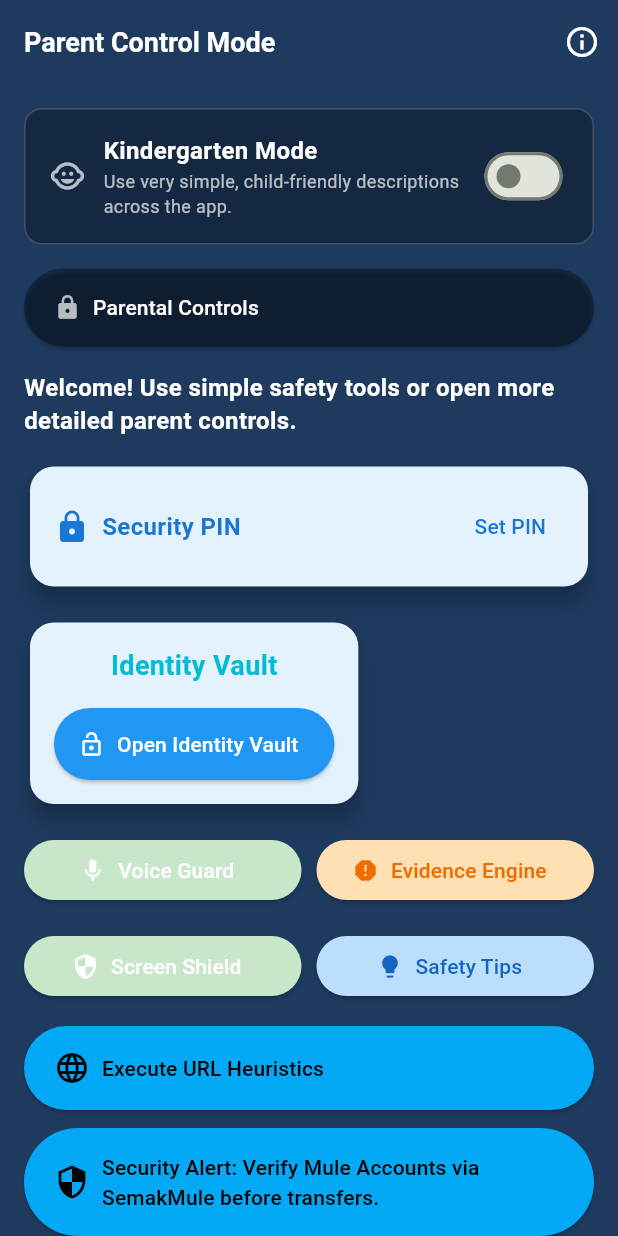
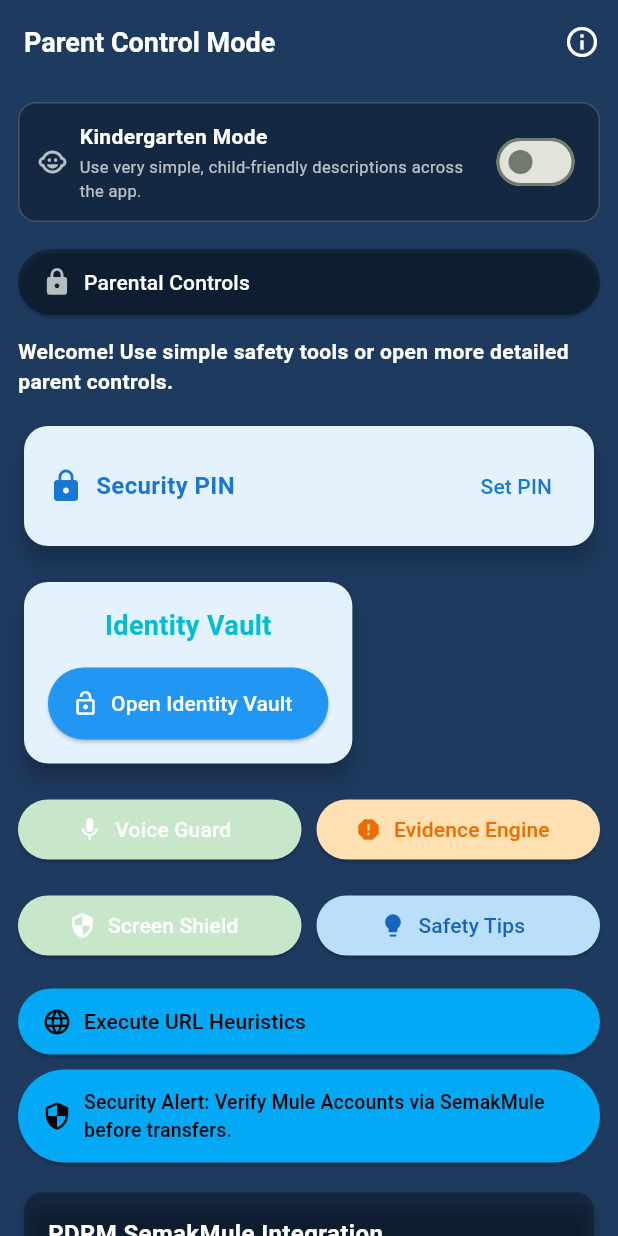
Before and after one commit to ent9724-crypto/safeguard-link, a Flutter app: the screen it shows after launch, on a phone screen of 412 x 824 dp. Run offline on Flutter 3.47's test engine with Material 3 defaults, Android fonts, the light colour scheme and no system bars; our stand-ins replace awesome_notifications, firebase_core, flutter_secure_storage, local_auth, permission_handler, shared_preferences and 2 more; missing offline and left inert: firebase_app_check; accounts and stored records are empty.

Commit message:
Optimize mobile responsiveness for phone screens
- Add LayoutBuilder for responsive design
- Adjust padding and font sizes for mobile screens (< 600px)
- Optimize button sizes and spacing for phones
- Reduce icon sizes and text padding on mobile
- Improve touch targets for mobile interaction
- Ensure proper display on all phone screen sizes

```diff
--- a/lib/dashboard_fixed.dart
+++ b/lib/dashboard_fixed.dart
@@ -86,15 +86,20 @@ class _DashboardFixedState extends State<DashboardFixed> {
           ),
         ],
       ),
-      body: SingleChildScrollView(
-        padding: const EdgeInsets.all(16.0),
-        child: Column(
-          crossAxisAlignment: CrossAxisAlignment.start,
-          children: [
+      body: LayoutBuilder(
+        builder: (context, constraints) {
+          final isMobile = constraints.maxWidth < 600;
+          final padding = isMobile ? 12.0 : 16.0;
+
+          return SingleChildScrollView(
+            padding: EdgeInsets.all(padding),
+            child: Column(
+              crossAxisAlignment: CrossAxisAlignment.start,
+              children: [
             // Kindergarten Mode Toggle - matching image design
             Container(
               width: double.infinity,
-              padding: const EdgeInsets.all(16),
+              padding: EdgeInsets.all(isMobile ? 12.0 : 16.0),
               decoration: BoxDecoration(
                 color: Colors.black.withOpacity(0.3),
                 borderRadius: BorderRadius.circular(12),
@@ -108,9 +113,9 @@ class _DashboardFixedState extends State<DashboardFixed> {
                       Icon(
                         Icons.child_care_rounded,
                         color: _kindergartenMode ? const Color(0xFFffe22f) : Colors.white70,
-                        size: 24,
+                        size: isMobile ? 20 : 24,
                       ),
-                      const SizedBox(width: 12),
+                      SizedBox(width: isMobile ? 8 : 12),
                       Expanded(
                         child: Column(
                           crossAxisAlignment: CrossAxisAlignment.start,
@@ -118,15 +123,16 @@ class _DashboardFixedState extends State<DashboardFixed> {
                             Text(
                               'Kindergarten Mode',
                               style: TextStyle(
-                                fontSize: 16,
+                                fontSize: isMobile ? 14 : 16,
                                 fontWeight: FontWeight.bold,
                                 color: Colors.white,
                               ),
                             ),
+                            SizedBox(height: isMobile ? 2 : 4),
                             Text(
                               'Use very simple, child-friendly descriptions across the app.',
                               style: TextStyle(
-                                fontSize: 12,
+                                fontSize: isMobile ? 11 : 12,
                                 color: Colors.white70,
                               ),
                             ),
@@ -141,6 +147,7 @@ class _DashboardFixedState extends State<DashboardFixed> {
                           });
                         },
                         activeColor: const Color(0xFFffe22f),
+                        materialTapTargetSize: MaterialTapTargetSize.shrinkWrap,
                       ),
                     ],
                   ),
@@ -167,26 +174,30 @@ class _DashboardFixedState extends State<DashboardFixed> {
                 icon: Icon(
                   Icons.lock,
                   color: _isLeaderMode ? Colors.orange : Colors.white70,
+                  size: isMobile ? 20 : 24,
                 ),
                 label: Text('Parental Controls'),
                 style: ElevatedButton.styleFrom(
                   backgroundColor: Colors.black.withOpacity(0.3),
                   foregroundColor: Colors.white,
-                  padding: const EdgeInsets.symmetric(horizontal: 20, vertical: 16),
+                  padding: EdgeInsets.symmetric(
+                    horizontal: isMobile ? 16 : 20,
+                    vertical: isMobile ? 12 : 16
+                  ),
                   alignment: Alignment.centerLeft,
                 ),
               ),
             ),
 
-            const SizedBox(height: 16),
+            SizedBox(height: isMobile ? 12 : 16),
 
             // Welcome Message - matching image design
             Text(
               _kindergartenMode
                 ? 'Welcome! Tap any button and I will guide you step by step.'
                 : 'Welcome! Use simple safety tools or open more detailed parent controls.',
-              style: const TextStyle(
-                fontSize: 16,
+              style: TextStyle(
+                fontSize: isMobile ? 14 : 16,
                 fontWeight: FontWeight.w600,
                 color: Colors.white,
                 height: 1.4,
@@ -442,30 +453,39 @@ class _DashboardFixedState extends State<DashboardFixed> {
               width: double.infinity,
               child: ElevatedButton.icon(
                 onPressed: _executeUrlHeuristics,
-                icon: const Icon(Icons.language, size: 24),
-                label: const Text('Execute URL Heuristics'),
+                icon: Icon(Icons.language, size: isMobile ? 20 : 24),
+                label: Text('Execute URL Heuristics'),
                 style: ElevatedButton.styleFrom(
                   backgroundColor: Colors.lightBlue,
                   foregroundColor: Colors.black,
-                  padding: const EdgeInsets.symmetric(horizontal: 20, vertical: 16),
+                  padding: EdgeInsets.symmetric(
+                    horizontal: isMobile ? 16 : 20,
+                    vertical: isMobile ? 12 : 16
+                  ),
                   alignment: Alignment.centerLeft,
                 ),
               ),
             ),
 
-            const SizedBox(height: 12),
+            SizedBox(height: isMobile ? 8 : 12),
 
             // Security Alert Button
             Container(
               width: double.infinity,
               child: ElevatedButton.icon(
                 onPressed: _showSecurityAlert,
-                icon: const Icon(Icons.security, size: 24),
-                label: const Text('Security Alert: Verify Mule Accounts via SemakMule before transfers.'),
+                icon: Icon(Icons.security, size: isMobile ? 20 : 24),
+                label: Text(
+                  'Security Alert: Verify Mule Accounts via SemakMule before transfers.',
+                  style: TextStyle(fontSize: isMobile ? 13 : 14),
+                ),
                 style: ElevatedButton.styleFrom(
                   backgroundColor: Colors.lightBlue,
                   foregroundColor: Colors.black,
-                  padding: const EdgeInsets.symmetric(horizontal: 20, vertical: 16),
+                  padding: EdgeInsets.symmetric(
+                    horizontal: isMobile ? 16 : 20,
+                    vertical: isMobile ? 12 : 16
+                  ),
                   alignment: Alignment.centerLeft,
                 ),
               ),
@@ -692,8 +712,10 @@ class _DashboardFixedState extends State<DashboardFixed> {
             ),
           ],
         ),
-      ),
-    );
+            );
+          },
+        ),
+      );
   }
 
   void _call997() async {
```
Also changed, not shown: 2 other files.
